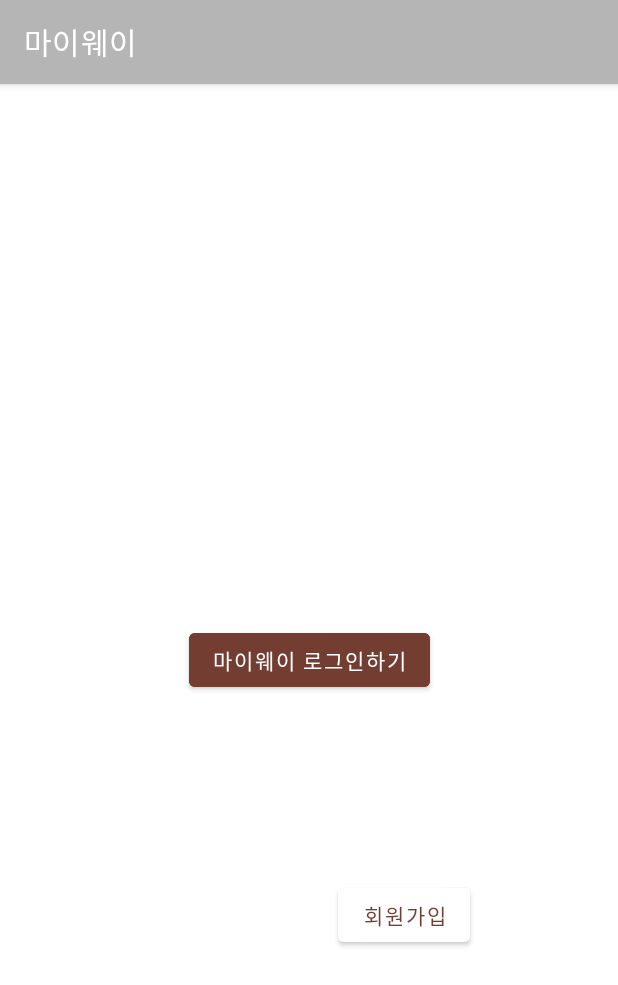
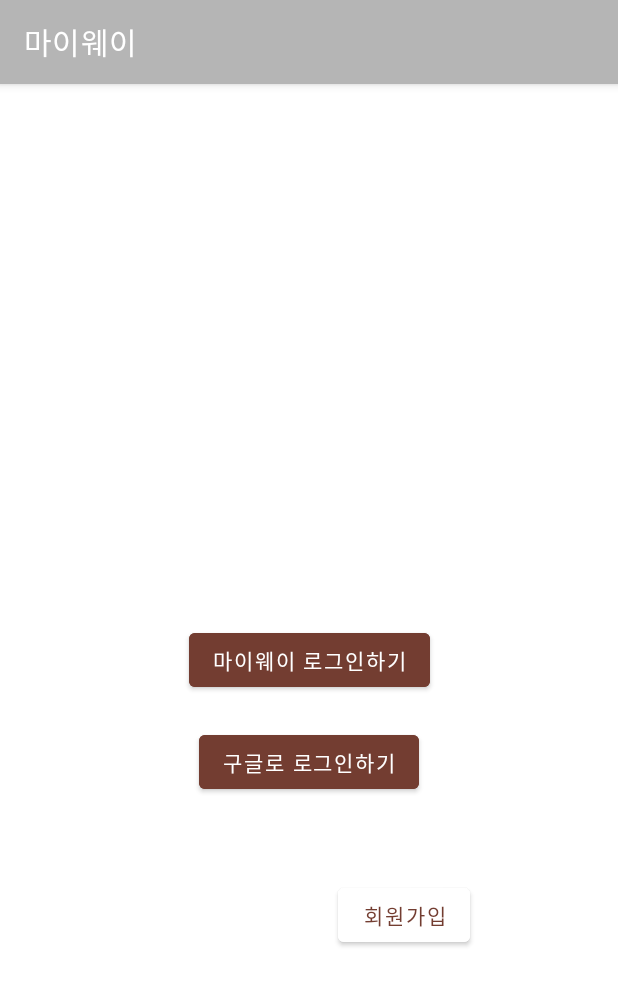
Before and after one commit to yyyujinnn/GURU_android16, an Android app: the Login screen opened directly, with no data from a screen before it, on a phone screen of 412 x 824 dp. Shown: the top 985 px of the screen. Run offline under Robolectric (Android 15) with nearby library versions, the phone set to English and light mode, and no system bars.

Commit message:
button commit

```diff
--- a/app/src/main/res/layout/activity_login.xml
+++ b/app/src/main/res/layout/activity_login.xml
@@ -19,6 +19,19 @@
         app:layout_constraintTop_toTopOf="parent" />
 
     <Button
+        android:id="@+id/loginButton"
+        android:layout_width="wrap_content"
+        android:layout_height="wrap_content"
+        android:backgroundTint="@color/Maincolor_Brown2"
+        android:text="구글로 로그인하기"
+        android:textColor="@color/White_Text"
+        app:layout_constraintBottom_toBottomOf="parent"
+        app:layout_constraintEnd_toEndOf="parent"
+        app:layout_constraintStart_toStartOf="parent"
+        app:layout_constraintTop_toTopOf="parent"
+        app:layout_constraintVertical_bias="0.594" />
+
+    <Button
         android:id="@+id/SignupButton"
         android:layout_width="wrap_content"
         android:layout_height="wrap_content"
@@ -31,4 +44,5 @@
         app:layout_constraintStart_toStartOf="parent"
         app:layout_constraintTop_toTopOf="parent"
         app:layout_constraintVertical_bias="0.736" />
+
 </androidx.constraintlayout.widget.ConstraintLayout>
```
